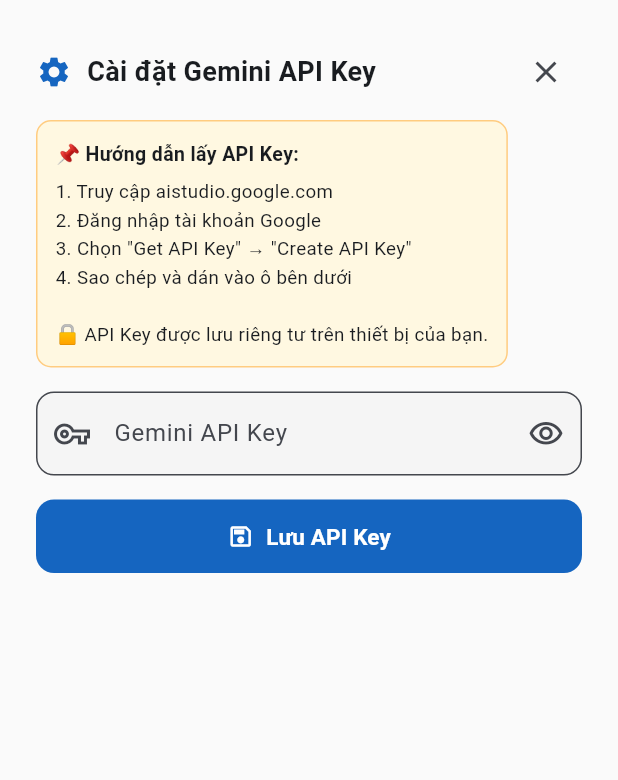
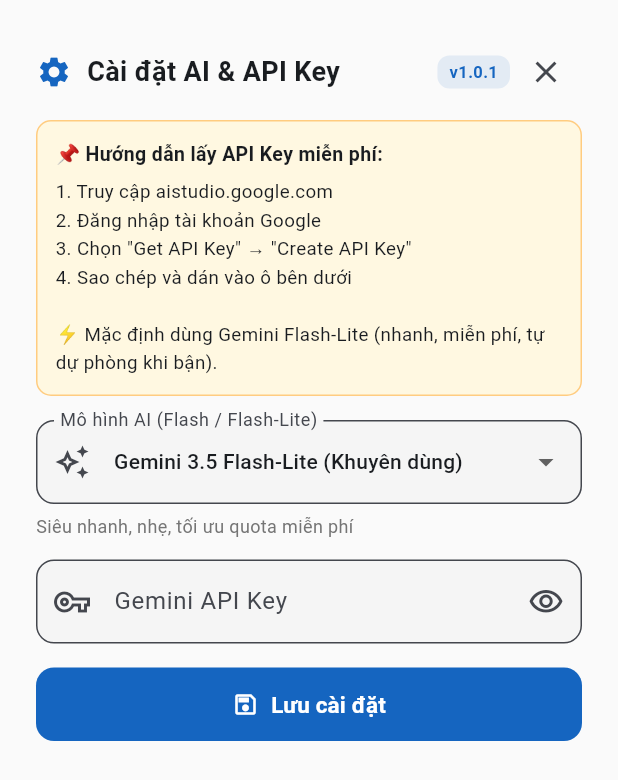
Before and after one commit to hongquang597503-svg/gia-su-tu-duy, a Flutter app: the SettingsSheet widget shown alone on an empty page, opened directly, on a phone screen of 412 x 824 dp. Shown: the top 780 px of the screen. Run offline on Flutter 3.47's test engine with Material 3 defaults, Android fonts, the phone set to English and light mode, and no system bars; our stand-ins replace image_picker, shared_preferences; accounts and stored records are empty.

Commit message:
🚀 Release v1.0.1: Tích hợp Gemini 3.5 Flash-Lite, 3.8 Flash & auto-fallback

```diff
--- a/lib/main.dart
+++ b/lib/main.dart
@@ -16,6 +16,46 @@ import 'package:shared_preferences/shared_preferences.dart';
 void main() {
   runApp(const GiaSuTuDuyApp());
 }
+
+// ─── Phiên bản & Cấu hình Model Gemini ─────────────────────
+const String appVersion = '1.0.1';
+const String defaultGeminiModel = 'gemini-3.5-flash-lite';
+
+class GeminiModelOption {
+  final String id;
+  final String label;
+  final String subtitle;
+
+  const GeminiModelOption({
+    required this.id,
+    required this.label,
+    required this.subtitle,
+  });
+}
+
+// Danh sách các model Flash / Flash-Lite (ưu tiên nhẹ, nhanh, free tier cao)
+const List<GeminiModelOption> geminiModelOptions = [
+  GeminiModelOption(
+    id: 'gemini-3.5-flash-lite',
+    label: 'Gemini 3.5 Flash-Lite (Khuyên dùng)',
+    subtitle: 'Siêu nhanh, nhẹ, tối ưu quota miễn phí',
+  ),
+  GeminiModelOption(
+    id: 'gemini-3.8-flash',
+    label: 'Gemini 3.8 Flash',
+    subtitle: 'Thế hệ mới, suy luận Toán/Lý/Hóa mạnh hơn',
+  ),
+  GeminiModelOption(
+    id: 'gemini-2.5-flash-lite',
+    label: 'Gemini 2.5 Flash-Lite',
+    subtitle: 'Bản nhẹ dự phòng ổn định',
+  ),
+  GeminiModelOption(
+    id: 'gemini-2.5-flash',
+    label: 'Gemini 2.5 Flash',
+    subtitle: 'Bản tiêu chuẩn cân bằng',
+  ),
+];
 
 // ─── Màu sắc cho từng môn học ───────────────────────────────
 class SubjectColors {
@@ -400,9 +440,11 @@ class _ChatScreenState extends State<ChatScreen> {
     final text = _inputController.text.trim();
     if (text.isEmpty && _imageBase64 == null) return;
 
-    // Lấy API key từ SharedPreferences
+    // Lấy API key và model đã chọn từ SharedPreferences
     final prefs = await SharedPreferences.getInstance();
     final apiKey = prefs.getString('gemini_api_key') ?? '';
+    final selectedModel =
+        prefs.getString('gemini_model') ?? defaultGeminiModel;
 
     if (apiKey.isEmpty) {
       _showError('Vui lòng nhập Gemini API Key trong cài đặt ⚙️');
@@ -428,7 +470,8 @@ class _ChatScreenState extends State<ChatScreen> {
     _scrollToBottom();
 
     try {
-      final aiResponse = await _callGeminiAPI(apiKey, updatedHistory);
+      final aiResponse =
+          await _callGeminiAPI(apiKey, updatedHistory, selectedModel);
 
       final aiMsg = ChatMessage(role: 'model', text: aiResponse);
       widget.onHistoryUpdate([...updatedHistory, aiMsg]);
@@ -440,16 +483,21 @@ class _ChatScreenState extends State<ChatScreen> {
     }
   }
 
-  // Gọi Gemini API
+  // Gọi Gemini API với cơ chế tự chuyển dự phòng (fallback) qua các model Flash/Lite
   Future<String> _callGeminiAPI(
-      String apiKey, List<ChatMessage> history) async {
-    const endpoint =
-        'https://generativelanguage.googleapis.com/v1beta/models/gemini-2.5-flash:generateContent';
+      String apiKey, List<ChatMessage> history, String preferredModel) async {
+    // Thứ tự thử model: model đang chọn -> Flash-Lite -> Flash dự phòng
+    final candidateModels = <String>{
+      preferredModel.trim().isEmpty ? defaultGeminiModel : preferredModel.trim(),
+      'gemini-3.5-flash-lite',
+      'gemini-2.5-flash-lite',
+      'gemini-2.5-flash',
+      'gemini-3.8-flash',
+    }.toList();
 
     // Chuyển lịch sử chat thành định dạng API
     final contents = history.map((m) => m.toApiContent()).toList();
 
-    // Body request
     final body = jsonEncode({
       'system_instruction': {
         'parts': [
@@ -463,6 +511,12 @@ class _ChatScreenState extends State<ChatScreen> {
       },
     });
 
+    Exception? lastError;
+
+    for (final model in candidateModels) {
+      final endpoint =
+          'https://generativelanguage.googleapis.com/v1beta/models/$model:generateContent';
+
       final response = await http
           .post(
             Uri.parse('$endpoint?key=$apiKey'),
@@ -471,16 +525,31 @@ class _ChatScreenState extends State<ChatScreen> {
           )
           .timeout(const Duration(seconds: 60));
 
-    if (response.statusCode != 200) {
-      final err = jsonDecode(response.body);
-      final errMsg = err['error']?['message'] ?? 'Lỗi không xác định';
-      throw Exception('API Error ${response.statusCode}: $errMsg');
-    }
-
+      if (response.statusCode == 200) {
         final data = jsonDecode(response.body);
         final text = data['candidates']?[0]?['content']?['parts']?[0]?['text']
             as String?;
         return text ?? '(Không có phản hồi)';
+      }
+
+      String errMsg = 'Lỗi không xác định';
+      try {
+        final err = jsonDecode(response.body);
+        errMsg = err['error']?['message'] ?? errMsg;
+      } catch (_) {}
+
+      lastError = Exception('API Error ${response.statusCode} ($model): $errMsg');
+
+      // Chỉ thử sang model dự phòng nếu model không tồn tại (404) hoặc quá tải (429/503)
+      final shouldFallback = response.statusCode == 404 ||
+          response.statusCode == 429 ||
+          response.statusCode == 503;
+      if (!shouldFallback) {
+        throw lastError;
+      }
+    }
+
+    throw lastError ?? Exception('Không thể kết nối tới các model Gemini');
   }
 
   // Hiển thị thông báo lỗi
@@ -992,7 +1061,7 @@ class _LoadingDotState extends State<_LoadingDot>
 }
 
 // ============================================================
-// Sheet cài đặt API Key
+// Sheet cài đặt API Key & Model AI
 // ============================================================
 class SettingsSheet extends StatefulWidget {
   const SettingsSheet({super.key});
@@ -1003,6 +1072,7 @@ class SettingsSheet extends StatefulWidget {
 
 class _SettingsSheetState extends State<SettingsSheet> {
   final TextEditingController _keyController = TextEditingController();
+  String _selectedModel = defaultGeminiModel;
   bool _obscureText = true;
   bool _isSaving = false;
   bool _saved = false;
@@ -1010,20 +1080,26 @@ class _SettingsSheetState extends State<SettingsSheet> {
   @override
   void initState() {
     super.initState();
-    _loadKey();
+    _loadSettings();
   }
 
-  // Tải API key đã lưu
-  Future<void> _loadKey() async {
+  // Tải API key và model đã lưu
+  Future<void> _loadSettings() async {
     final prefs = await SharedPreferences.getInstance();
     final key = prefs.getString('gemini_api_key') ?? '';
+    final savedModel = prefs.getString('gemini_model') ?? defaultGeminiModel;
+    final validModel = geminiModelOptions.any((m) => m.id == savedModel)
+        ? savedModel
+        : defaultGeminiModel;
+
     setState(() {
       _keyController.text = key;
+      _selectedModel = validModel;
     });
   }
 
-  // Lưu API key
-  Future<void> _saveKey() async {
+  // Lưu API key và model
+  Future<void> _saveSettings() async {
     final key = _keyController.text.trim();
     if (key.isEmpty) {
       ScaffoldMessenger.of(context).showSnackBar(
@@ -1038,6 +1114,7 @@ class _SettingsSheetState extends State<SettingsSheet> {
     setState(() => _isSaving = true);
     final prefs = await SharedPreferences.getInstance();
     await prefs.setString('gemini_api_key', key);
+    await prefs.setString('gemini_model', _selectedModel);
 
     setState(() {
       _isSaving = false;
@@ -1061,6 +1138,7 @@ class _SettingsSheetState extends State<SettingsSheet> {
       padding: EdgeInsets.only(
         bottom: MediaQuery.of(context).viewInsets.bottom,
       ),
+      child: SingleChildScrollView(
         child: Container(
           padding: const EdgeInsets.all(24),
           child: Column(
@@ -1072,14 +1150,31 @@ class _SettingsSheetState extends State<SettingsSheet> {
                 children: [
                   const Icon(Icons.settings, color: SubjectColors.toan),
                   const SizedBox(width: 10),
-                const Text(
-                  'Cài đặt Gemini API Key',
+                  const Expanded(
+                    child: Text(
+                      'Cài đặt AI & API Key',
                       style: TextStyle(
                         fontSize: 18,
                         fontWeight: FontWeight.w700,
                       ),
                     ),
-                const Spacer(),
+                  ),
+                  Container(
+                    padding:
+                        const EdgeInsets.symmetric(horizontal: 8, vertical: 3),
+                    decoration: BoxDecoration(
+                      color: SubjectColors.toan.withOpacity(0.1),
+                      borderRadius: BorderRadius.circular(8),
+                    ),
+                    child: const Text(
+                      'v$appVersion',
+                      style: TextStyle(
+                        fontSize: 11,
+                        fontWeight: FontWeight.w700,
+                        color: SubjectColors.toan,
+                      ),
+                    ),
+                  ),
                   IconButton(
                     icon: const Icon(Icons.close),
                     onPressed: () => Navigator.pop(context),
@@ -1101,9 +1196,9 @@ class _SettingsSheetState extends State<SettingsSheet> {
                   crossAxisAlignment: CrossAxisAlignment.start,
                   children: const [
                     Text(
-                    '📌 Hướng dẫn lấy API Key:',
-                    style: TextStyle(
-                        fontWeight: FontWeight.w700, fontSize: 13),
+                      '📌 Hướng dẫn lấy API Key miễn phí:',
+                      style:
+                          TextStyle(fontWeight: FontWeight.w700, fontSize: 13),
                     ),
                     SizedBox(height: 6),
                     Text(
@@ -1111,7 +1206,7 @@ class _SettingsSheetState extends State<SettingsSheet> {
                       '2. Đăng nhập tài khoản Google\n'
                       '3. Chọn "Get API Key" → "Create API Key"\n'
                       '4. Sao chép và dán vào ô bên dưới\n\n'
-                    '🔒 API Key được lưu riêng tư trên thiết bị của bạn.',
+                      '⚡ Mặc định dùng Gemini Flash-Lite (nhanh, miễn phí, tự dự phòng khi bận).',
                       style: TextStyle(fontSize: 12.5, height: 1.5),
                     ),
                   ],
@@ -1119,6 +1214,50 @@ class _SettingsSheetState extends State<SettingsSheet> {
               ),
 
               const SizedBox(height: 16),
+
+              // Chọn Model Gemini Flash / Flash-Lite
+              DropdownButtonFormField<String>(
+                value: _selectedModel,
+                isExpanded: true,
+                decoration: InputDecoration(
+                  labelText: 'Mô hình AI (Flash / Flash-Lite)',
+                  prefixIcon: const Icon(Icons.auto_awesome_outlined),
+                  border: OutlineInputBorder(
+                    borderRadius: BorderRadius.circular(12),
+                  ),
+                  filled: true,
+                  fillColor: const Color(0xFFF5F5F5),
+                ),
+                items: geminiModelOptions
+                    .map(
+                      (m) => DropdownMenuItem<String>(
+                        value: m.id,
+                        child: Text(
+                          m.label,
+                          overflow: TextOverflow.ellipsis,
+                          style: const TextStyle(fontSize: 14),
+                        ),
+                      ),
+                    )
+                    .toList(),
+                onChanged: (value) {
+                  if (value != null) {
+                    setState(() => _selectedModel = value);
+                  }
+                },
+              ),
+              const SizedBox(height: 6),
+              Text(
+                geminiModelOptions
+                    .firstWhere(
+                      (m) => m.id == _selectedModel,
+                      orElse: () => geminiModelOptions.first,
+                    )
+                    .subtitle,
+                style: TextStyle(fontSize: 12, color: Colors.grey.shade600),
+              ),
+
+              const SizedBox(height: 14),
 
               // Ô nhập API Key
               TextField(
@@ -1151,7 +1290,7 @@ class _SettingsSheetState extends State<SettingsSheet> {
               SizedBox(
                 width: double.infinity,
                 child: FilledButton.icon(
-                onPressed: _isSaving ? null : _saveKey,
+                  onPressed: _isSaving ? null : _saveSettings,
                   style: FilledButton.styleFrom(
                     backgroundColor:
                         _saved ? Colors.green : SubjectColors.toan,
@@ -1175,7 +1314,7 @@ class _SettingsSheetState extends State<SettingsSheet> {
                         ? 'Đang lưu...'
                         : _saved
                             ? 'Đã lưu thành công!'
-                          : 'Lưu API Key',
+                            : 'Lưu cài đặt',
                     style: const TextStyle(
                         fontSize: 15, fontWeight: FontWeight.w600),
                   ),
@@ -1186,6 +1325,7 @@ class _SettingsSheetState extends State<SettingsSheet> {
             ],
           ),
         ),
+      ),
     );
   }
 }
--- a/pubspec.yaml
+++ b/pubspec.yaml
@@ -1,7 +1,7 @@
 name: gia_su_tu_duy
 description: Ứng dụng gia sư Socratic cho học sinh Việt Nam — Gia Sư Tư Duy
 publish_to: 'none'
-version: 1.0.0+1
+version: 1.0.1+5
 
 environment:
   sdk: '>=3.0.0 <4.0.0'
```
Also changed, not shown: 2 other files. Lines whose indentation alone changed are shown as unchanged.
